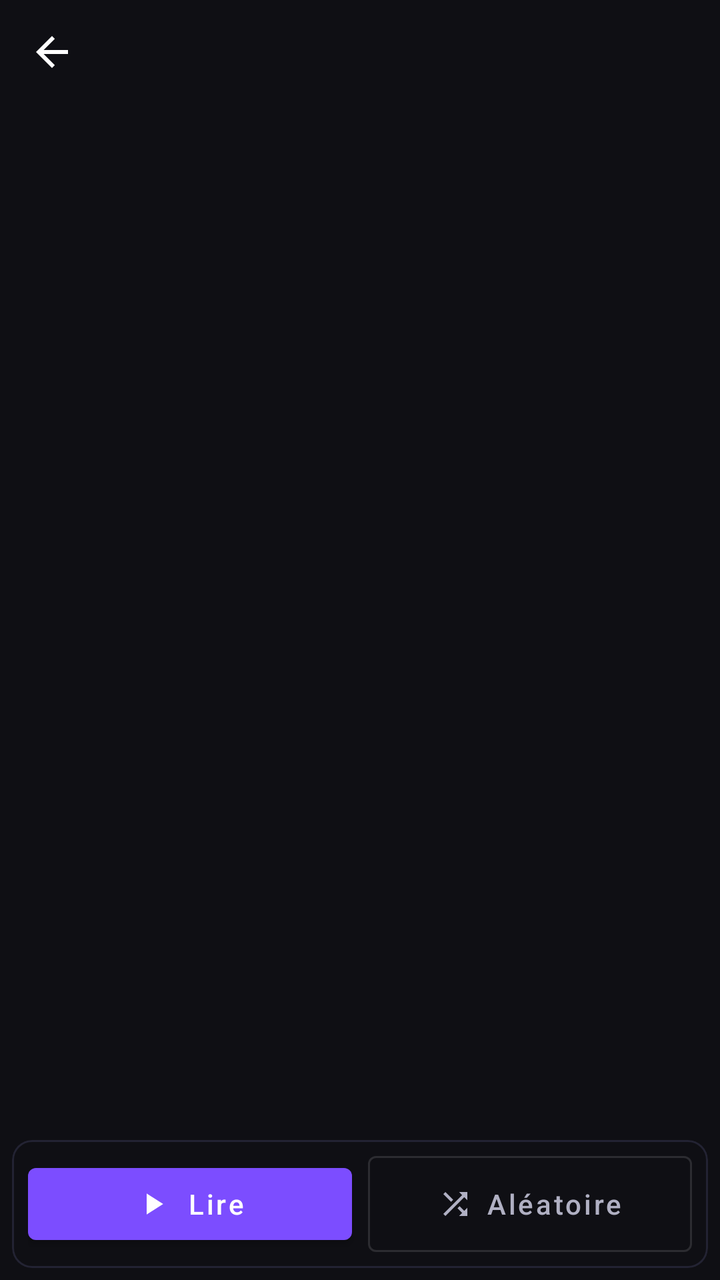
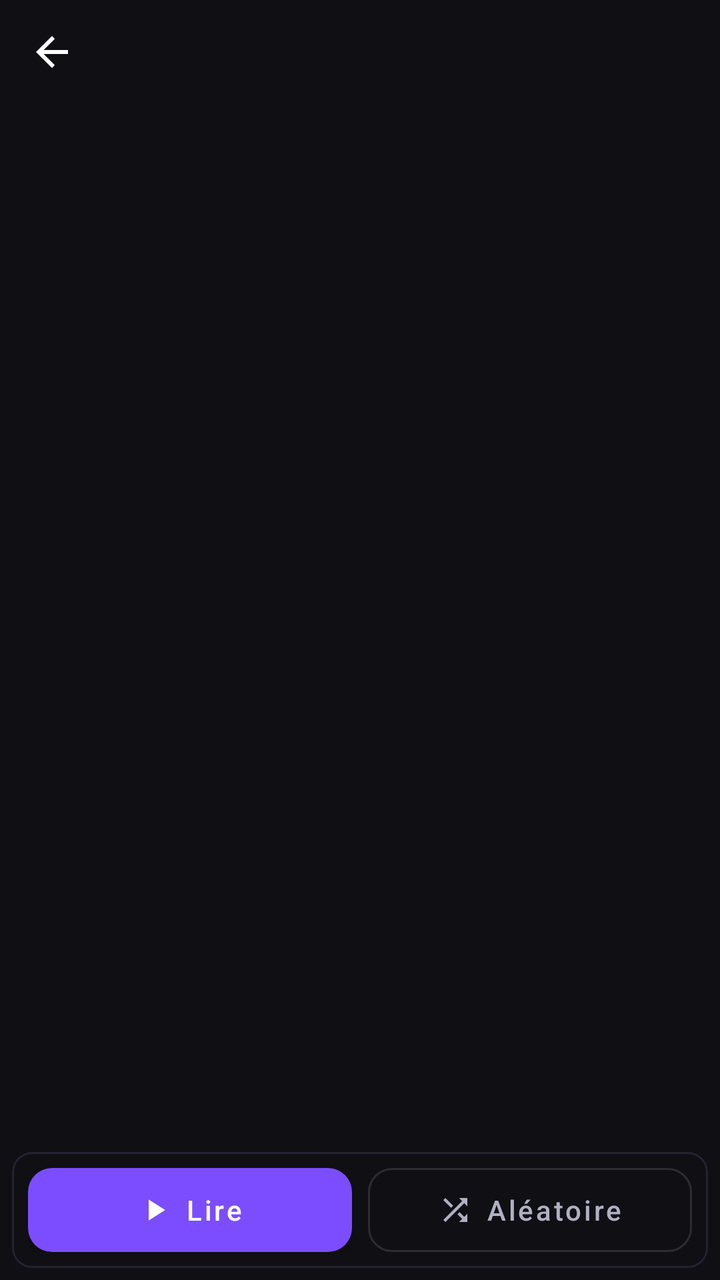

Two renders of the same Android screen: before a commit and after it. Below are the layout's source before the change and the commit's diff.
<!-- AndroidManifest.xml: application theme Theme.Melodie -->
<!-- res/layout/fragment_filtered_songs.xml -->
<?xml version="1.0" encoding="utf-8"?>
<LinearLayout xmlns:android="http://schemas.android.com/apk/res/android"
    xmlns:app="http://schemas.android.com/apk/res-auto"
    android:layout_width="match_parent"
    android:layout_height="match_parent"
    android:orientation="vertical"
    android:background="@color/bg_dark">

    
    <LinearLayout
        android:layout_width="match_parent"
        android:layout_height="wrap_content"
        android:gravity="center_vertical"
        android:orientation="horizontal"
        android:padding="6dp">

        <ImageButton
            android:id="@+id/btn_back"
            android:layout_width="40dp"
            android:layout_height="40dp"
            android:background="?attr/selectableItemBackgroundBorderless"
            android:contentDescription="@string/player_back"
            android:src="@drawable/ic_back" />

        <TextView
            android:id="@+id/title"
            android:layout_width="0dp"
            android:layout_height="wrap_content"
            android:layout_marginStart="16dp"
            android:layout_weight="1"
            android:ellipsize="end"
            android:maxLines="1"
            android:textColor="@color/text_primary"
            android:textSize="20sp"
            android:textStyle="bold" />

        <ImageButton
            android:id="@+id/btn_menu"
            android:layout_width="40dp"
            android:layout_height="40dp"
            android:background="?attr/selectableItemBackgroundBorderless"
            android:contentDescription="@string/song_more_actions"
            android:src="@drawable/ic_more_vert"
            android:visibility="gone" />
    </LinearLayout>

    <androidx.recyclerview.widget.RecyclerView
        android:id="@+id/recycler"
        android:layout_width="match_parent"
        android:layout_height="0dp"
        android:layout_marginTop="8dp"
        android:layout_weight="1" />

    
    <com.google.android.material.card.MaterialCardView
        android:layout_width="match_parent"
        android:layout_height="wrap_content"
        android:layout_marginStart="6dp"
        android:layout_marginTop="6dp"
        android:layout_marginEnd="6dp"
        android:layout_marginBottom="6dp"
        app:cardBackgroundColor="@color/bg_dark"
        app:cardCornerRadius="10dp"
        app:strokeColor="@color/surface_variant"
        app:strokeWidth="1dp"
        app:cardElevation="0dp">

        <LinearLayout
            android:layout_width="match_parent"
            android:layout_height="wrap_content"
            android:orientation="horizontal"
            android:padding="8dp">

            <com.google.android.material.button.MaterialButton
                android:id="@+id/btn_play"
                android:layout_width="0dp"
                android:layout_height="48dp"
                android:layout_weight="1"
                android:gravity="center"
                android:maxLines="1"
                android:text="@string/playlist_play"
                android:textAllCaps="false"
                android:textColor="@color/white"
                app:backgroundTint="@color/melodie_purple"
                app:icon="@drawable/ic_play"
                app:iconGravity="textStart"
                app:iconPadding="8dp"
                app:iconSize="18dp"
                app:iconTint="@color/white"
                style="@style/Widget.MaterialComponents.Button" />

            <com.google.android.material.button.MaterialButton
                android:id="@+id/btn_shuffle"
                android:layout_width="0dp"
                android:layout_height="48dp"
                android:layout_weight="1"
                android:layout_marginStart="8dp"
                android:ellipsize="end"
                android:insetTop="0dp"
                android:insetBottom="0dp"
                android:maxLines="1"
                android:minWidth="0dp"
                android:text="@string/playlist_shuffle"
                android:textAllCaps="false"
                android:textColor="@color/text_secondary"
                app:icon="@drawable/ic_shuffle"
                app:iconGravity="textStart"
                app:iconPadding="6dp"
                app:iconSize="18dp"
                app:iconTint="@color/text_secondary"
                style="@style/Widget.MaterialComponents.Button.OutlinedButton" />
        </LinearLayout>
    </com.google.android.material.card.MaterialCardView>

</LinearLayout>
<!-- resources referenced by this layout -->
<resources>
  <color name="bg_dark">#0F0F14</color>
  <color name="melodie_purple">#7C4DFF</color>
  <color name="surface_variant">#232333</color>
  <color name="text_primary">#FFFFFF</color>
  <color name="text_secondary">#B0B0C3</color>
  <color name="white">#FFFFFFFF</color>
  <!-- drawable ic_back (drawable) -->
  <vector xmlns:android="http://schemas.android.com/apk/res/android"
      android:width="24dp" android:height="24dp"
      android:viewportWidth="24" android:viewportHeight="24"
      android:tint="?attr/colorOnSurface">
      <path android:fillColor="@android:color/white" android:pathData="M20,11H7.83l5.59,-5.59L12,4l-8,8 8,8 1.41,-1.41L7.83,13H20v-2z" />
  </vector>
  <!-- drawable ic_more_vert (drawable) -->
  <vector xmlns:android="http://schemas.android.com/apk/res/android"
      android:width="24dp" android:height="24dp"
      android:viewportWidth="24" android:viewportHeight="24"
      android:tint="?attr/colorOnSurface">
      <path android:fillColor="@android:color/white" android:pathData="M12,8c1.1,0 2,-0.9 2,-2s-0.9,-2 -2,-2 -2,0.9 -2,2 0.9,2 2,2zM12,10c-1.1,0 -2,0.9 -2,2s0.9,2 2,2 2,-0.9 2,-2 -0.9,-2 -2,-2zM12,16c-1.1,0 -2,0.9 -2,2s0.9,2 2,2 2,-0.9 2,-2 -0.9,-2 -2,-2z" />
  </vector>
  <!-- drawable ic_play (drawable) -->
  <vector xmlns:android="http://schemas.android.com/apk/res/android"
      android:width="24dp" android:height="24dp"
      android:viewportWidth="24" android:viewportHeight="24"
      android:tint="?attr/colorOnSurface">
      <path android:fillColor="@android:color/white" android:pathData="M8,5v14l11,-7z" />
  </vector>
  <!-- drawable ic_shuffle (drawable) -->
  <vector xmlns:android="http://schemas.android.com/apk/res/android"
      android:width="24dp" android:height="24dp"
      android:viewportWidth="24" android:viewportHeight="24"
      android:tint="?attr/colorOnSurface">
      <path android:fillColor="@android:color/white" android:pathData="M10.59,9.17L5.41,4 4,5.41l5.17,5.17 1.42,-1.41zM14.5,4l2.04,2.04L4,18.59 5.41,20 17.96,7.46 20,9.5V4h-5.5zm0.33,9.41l-1.41,1.41 3.13,3.13L14.5,20H20v-5.5l-2.04,2.04 -3.13,-3.13z" />
  </vector>
  <string name="player_back">Retour</string>
  <string name="playlist_play">Lire</string>
  <string name="playlist_shuffle">Aléatoire</string>
  <string name="song_more_actions">Actions du morceau</string>
  <style name="Theme.Melodie" parent="Theme.Material3.Dark.NoActionBar">
          <item name="colorPrimary">@color/melodie_purple</item>
          <item name="colorOnPrimary">@color/white</item>
          <item name="colorSecondary">@color/audio_cyan</item>
          <item name="colorOnSecondary">@color/black</item>
          <item name="colorTertiary">@color/energy_green</item>
          <item name="colorOnTertiary">@color/black</item>
  
          <item name="android:colorBackground">@color/bg_dark</item>
          <item name="colorSurface">@color/surface</item>
          <item name="colorSurfaceVariant">@color/surface_variant</item>
          <item name="colorOnBackground">@color/text_primary</item>
          <item name="colorOnSurface">@color/text_primary</item>
          <item name="colorOnSurfaceVariant">@color/text_secondary</item>
  
          <item name="android:statusBarColor">@color/bg_dark</item>
          <item name="android:navigationBarColor">@color/bg_dark</item>
          <item name="android:windowLightStatusBar">false</item>
      </style>
  <color name="audio_cyan">#00D4FF</color>
  <color name="black">#FF000000</color>
  <color name="energy_green">#00E5A8</color>
  <color name="surface">#1A1A22</color>
</resources>

<!-- the commit's change to res/layout/fragment_filtered_songs.xml (unified diff, before → after) -->
@@ -74,17 +74,23 @@
             <com.google.android.material.button.MaterialButton
                 android:id="@+id/btn_play"
                 android:layout_width="0dp"
-                android:layout_height="48dp"
+                android:layout_height="42dp"
                 android:layout_weight="1"
                 android:gravity="center"
                 android:maxLines="1"
+                android:minHeight="42dp"
+                android:paddingTop="0dp"
+                android:paddingBottom="0dp"
                 android:text="@string/playlist_play"
                 android:textAllCaps="false"
                 android:textColor="@color/white"
                 app:backgroundTint="@color/melodie_purple"
+                app:cornerRadius="12dp"
+                android:insetTop="0dp"
+                android:insetBottom="0dp"
                 app:icon="@drawable/ic_play"
                 app:iconGravity="textStart"
-                app:iconPadding="8dp"
+                app:iconPadding="6dp"
                 app:iconSize="18dp"
                 app:iconTint="@color/white"
                 style="@style/Widget.MaterialComponents.Button" />
@@ -92,17 +98,22 @@
             <com.google.android.material.button.MaterialButton
                 android:id="@+id/btn_shuffle"
                 android:layout_width="0dp"
-                android:layout_height="48dp"
+                android:layout_height="42dp"
                 android:layout_weight="1"
                 android:layout_marginStart="8dp"
                 android:ellipsize="end"
-                android:insetTop="0dp"
-                android:insetBottom="0dp"
+                android:gravity="center"
                 android:maxLines="1"
+                android:minHeight="42dp"
                 android:minWidth="0dp"
+                android:paddingTop="0dp"
+                android:paddingBottom="0dp"
                 android:text="@string/playlist_shuffle"
                 android:textAllCaps="false"
                 android:textColor="@color/text_secondary"
+                app:cornerRadius="12dp"
+                android:insetTop="0dp"
+                android:insetBottom="0dp"
                 app:icon="@drawable/ic_shuffle"
                 app:iconGravity="textStart"
                 app:iconPadding="6dp"
